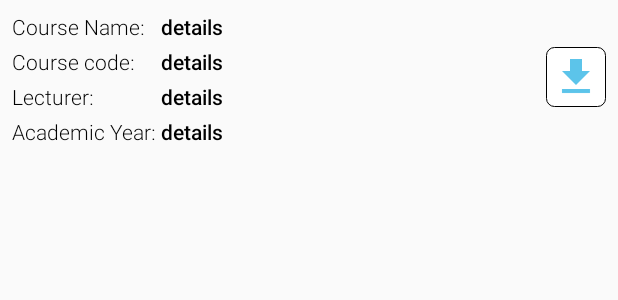
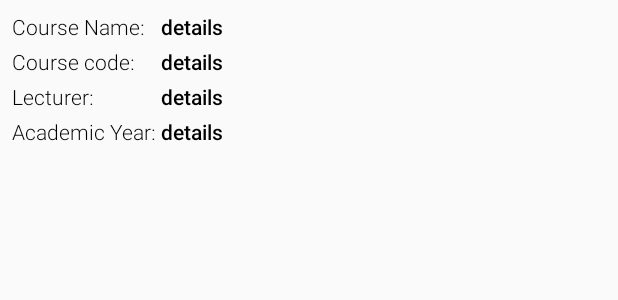
Before and after one commit to amoslarbi/GTUC-desktop, an Android app: the layout depalist.xml on its own in the app's theme, with its tools: preview values and no code run, on a phone screen of 412 x 824 dp. Shown: the top 300 px of the screen. Run offline under Robolectric (Android 15) with nearby library versions, the phone set to English and light mode, and no system bars.

Commit message:
new desktop2

```diff
--- a/app/src/main/java/morelifeinc/gtuc/view.java
+++ b/app/src/main/java/morelifeinc/gtuc/view.java
@@ -6,7 +6,9 @@ import android.support.v7.app.AppCompatActivity;
 import android.view.View;
 import android.webkit.WebSettings;
 import android.webkit.WebView;
+import android.webkit.WebViewClient;
 import android.widget.Button;
+import android.widget.ProgressBar;
 import android.widget.TextView;
 import android.widget.Toast;
 
@@ -48,4 +50,6 @@ public class view extends AppCompatActivity {
 
     }
 
+
+
 }
--- a/app/src/main/res/layout/depalist.xml
+++ b/app/src/main/res/layout/depalist.xml
@@ -2,7 +2,9 @@
 <RelativeLayout xmlns:android="http://schemas.android.com/apk/res/android"
     android:layout_width="match_parent"
     android:layout_height="match_parent"
-    xmlns:app="http://schemas.android.com/apk/res-auto">
+    xmlns:app="http://schemas.android.com/apk/res-auto"
+
+    >
 
     <GridLayout
         android:layout_width="match_parent"
@@ -110,16 +112,17 @@
 
     </GridLayout>
 
-    <ImageButton
-        android:layout_width="40dp"
-        android:layout_height="40dp"
-        android:src="@drawable/downloadlogo"
-        android:layout_alignParentEnd="true"
-        android:layout_alignParentRight="true"
-        android:layout_marginTop="31dp"
-        android:layout_marginRight="8dip"
-        android:background="@drawable/dshape"
+    <!--<ImageButton-->
+        <!--android:id="@+id/ddon"-->
+        <!--android:layout_width="40dp"-->
+        <!--android:layout_height="40dp"-->
+        <!--android:src="@drawable/downloadlogo"-->
+        <!--android:layout_alignParentEnd="true"-->
+        <!--android:layout_alignParentRight="true"-->
+        <!--android:layout_marginTop="31dp"-->
+        <!--android:layout_marginRight="8dip"-->
+        <!--android:background="@drawable/dshape"-->
 
-        />
+        <!--/>-->
 
 </RelativeLayout >
```
Also changed, not shown: app/src/main/java/morelifeinc/gtuc/Courselist.java (+38 -11 lines), app/src/main/java/morelifeinc/gtuc/Leccourselist.java (+56 -104 lines), app/src/main/java/morelifeinc/gtuc/PdfAdapter.java (+3 -7 lines), app/src/main/res/drawable-hdpi/downloadlogo.png, app/src/main/res/drawable-mdpi/downloadlogo.png, app/src/main/res/drawable-xhdpi/downloadlogo.png, app/src/main/res/drawable-xxhdpi/downloadlogo.png.
